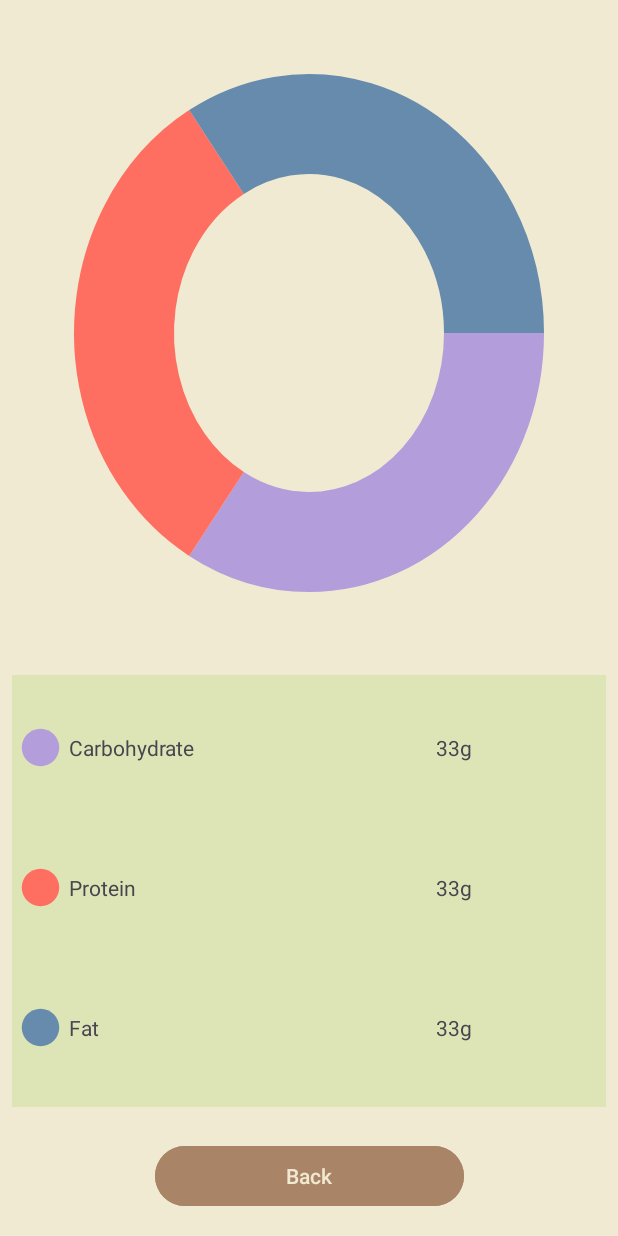
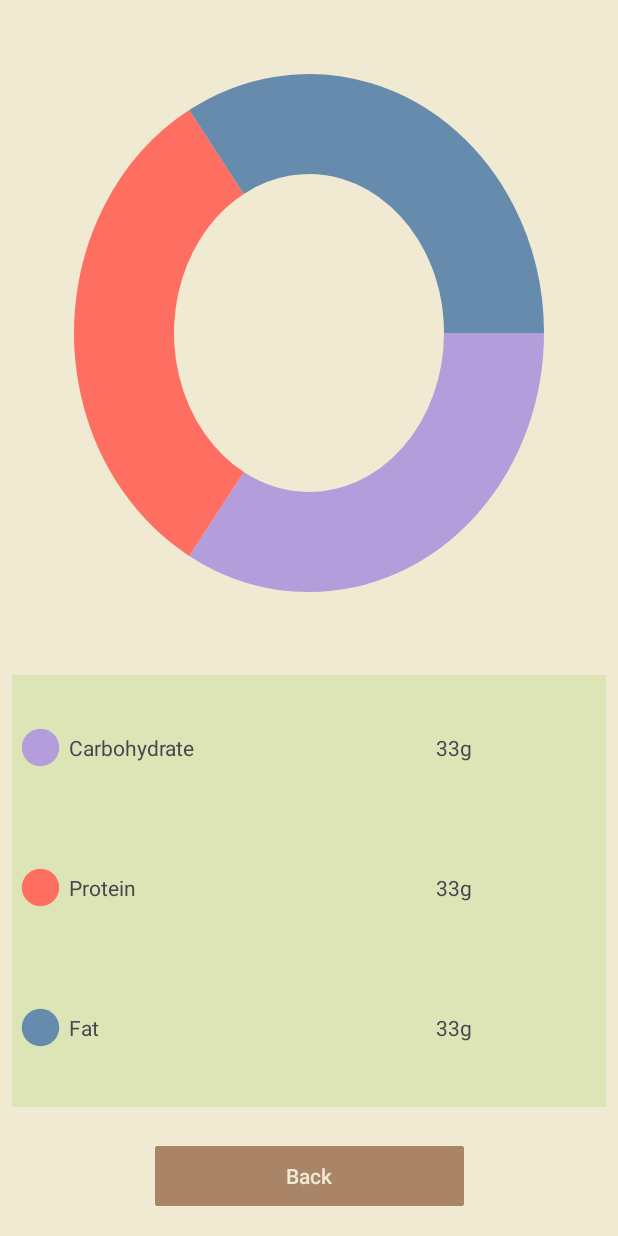
Before and after one commit to Omieron/NutritionTrackingApp, an Android app: the ReportActivity screen opened directly, with no data from a screen before it, on a phone screen of 412 x 824 dp. Run offline under Robolectric (Android 15) with nearby library versions, the phone set to English and light mode, and no system bars; our stand-ins replace Room's generated code.

Commit message:
radius fixes

```diff
--- a/app/src/main/java/com/group20/nutritiontrackingapp/ReportActivity.kt
+++ b/app/src/main/java/com/group20/nutritiontrackingapp/ReportActivity.kt
@@ -9,7 +9,6 @@ import android.widget.TextView
 import android.widget.Toast
 import androidx.activity.enableEdgeToEdge
 import androidx.appcompat.app.AppCompatActivity
-import androidx.core.content.ContextCompat
 import androidx.room.Room
 import com.group20.nutritiontrackingapp.chart.DonutChart
 import com.group20.nutritiontrackingapp.databinding.ActivityReportBinding
--- a/app/src/main/res/layout/activity_person.xml
+++ b/app/src/main/res/layout/activity_person.xml
@@ -135,6 +135,7 @@
         android:elevation="4dp"
         android:text="@string/save_button_text"
         android:textColor="@color/Soft_Eggshell_White"
+        app:cornerRadius="@dimen/cardview_default_radius"
         app:layout_constraintBottom_toBottomOf="parent"
         app:layout_constraintEnd_toEndOf="parent"
         app:layout_constraintStart_toStartOf="parent"
--- a/app/src/main/res/layout/activity_report.xml
+++ b/app/src/main/res/layout/activity_report.xml
@@ -165,9 +165,10 @@
         android:elevation="4dp"
         android:text="@string/back_button_text"
         android:textColor="@color/Soft_Eggshell_White"
+        app:cornerRadius="@dimen/cardview_default_radius"
         app:layout_constraintBottom_toBottomOf="parent"
+        app:layout_constraintEnd_toEndOf="parent"
         app:layout_constraintStart_toStartOf="parent"
-        app:layout_constraintEnd_toEndOf="parent"
         app:layout_constraintWidth_default="percent"
         app:layout_constraintWidth_percent="0.5" />
 
```
